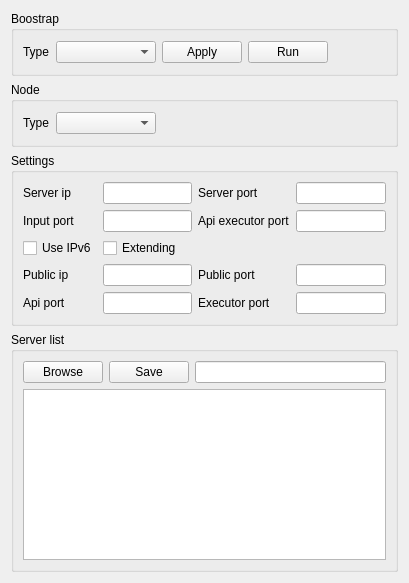
First picture: the form in src/ui/configurator.ui, repository CREDITSCOM/configurator, before the edit.
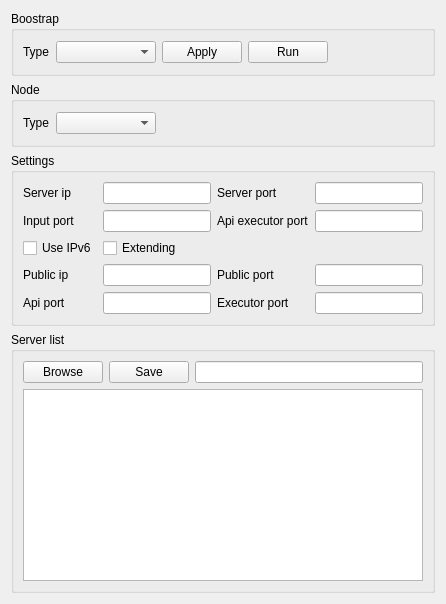
Second picture: the form after the edit. Custom widgets are drawn as their Qt base class.

Commit message: Add possibility to normal scaling on retina displays

Diff of the .ui file:
```diff
--- a/src/ui/configurator.ui
+++ b/src/ui/configurator.ui
@@ -6,8 +6,8 @@
    <rect>
     <x>0</x>
     <y>0</y>
-    <width>400</width>
-    <height>565</height>
+    <width>430</width>
+    <height>576</height>
    </rect>
   </property>
   <property name="sizePolicy">
@@ -22,16 +22,19 @@
     <height>0</height>
    </size>
   </property>
-  <property name="maximumSize">
-   <size>
-    <width>400</width>
-    <height>565</height>
-   </size>
-  </property>
   <property name="windowTitle">
    <string>Form</string>
   </property>
-  <layout class="QVBoxLayout" name="verticalLayout_5">
+  <property name="layoutDirection">
+   <enum>Qt::LeftToRight</enum>
+  </property>
+  <property name="autoFillBackground">
+   <bool>false</bool>
+  </property>
+  <layout class="QVBoxLayout" name="mainLayout">
+   <property name="sizeConstraint">
+    <enum>QLayout::SetFixedSize</enum>
+   </property>
    <item>
     <widget class="QGroupBox" name="boostrapBox">
      <property name="sizePolicy">
@@ -50,6 +53,9 @@
       <string>Boostrap</string>
      </property>
      <layout class="QVBoxLayout" name="verticalLayout" stretch="0">
+      <property name="sizeConstraint">
+       <enum>QLayout::SetDefaultConstraint</enum>
+      </property>
       <item>
        <layout class="QHBoxLayout" name="boostrapHLayout">
         <item>
@@ -131,6 +137,9 @@
       <string>Node</string>
      </property>
      <layout class="QVBoxLayout" name="verticalLayout_4">
+      <property name="sizeConstraint">
+       <enum>QLayout::SetDefaultConstraint</enum>
+      </property>
       <item>
        <layout class="QHBoxLayout" name="nodeTypeHLayout" stretch="0,0,0">
         <item>
@@ -189,6 +198,9 @@
       <string>Settings</string>
      </property>
      <layout class="QVBoxLayout" name="verticalLayout_2">
+      <property name="sizeConstraint">
+       <enum>QLayout::SetDefaultConstraint</enum>
+      </property>
       <item>
        <layout class="QGridLayout" name="settingsGridLayout">
         <item row="0" column="0">
@@ -376,6 +388,9 @@
       <string>Server list</string>
      </property>
      <layout class="QVBoxLayout" name="verticalLayout_3">
+      <property name="sizeConstraint">
+       <enum>QLayout::SetDefaultConstraint</enum>
+      </property>
       <item>
        <layout class="QGridLayout" name="serverListGridLayout">
         <item row="0" column="1">
@@ -426,19 +441,6 @@
      </layout>
     </widget>
    </item>
-   <item>
-    <spacer name="verticalSpacer">
-     <property name="orientation">
-      <enum>Qt::Vertical</enum>
-     </property>
-     <property name="sizeHint" stdset="0">
-      <size>
-       <width>387</width>
-       <height>13</height>
-      </size>
-     </property>
-    </spacer>
-   </item>
   </layout>
  </widget>
  <customwidgets>
```
Left out of the diff: 26 changed lines with no effect on the pictures. The commit also changes 2 other files.
